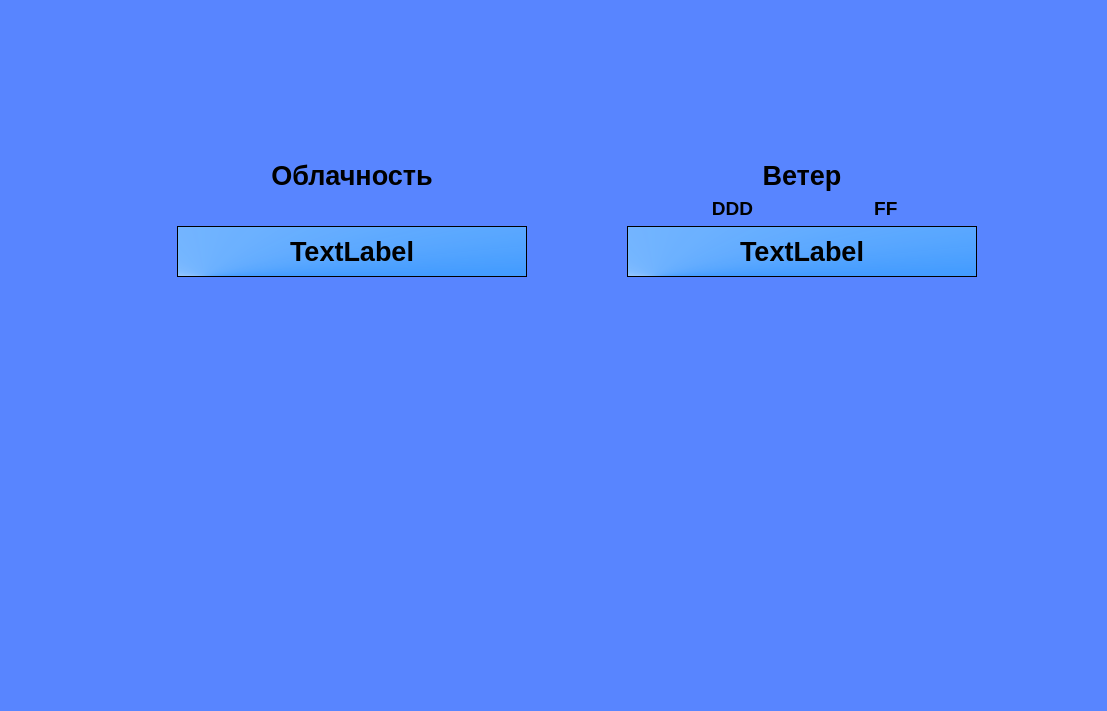
Before: the Qt Designer form Weather_design.ui in meteoaza/maint, drawn with Qt 5.
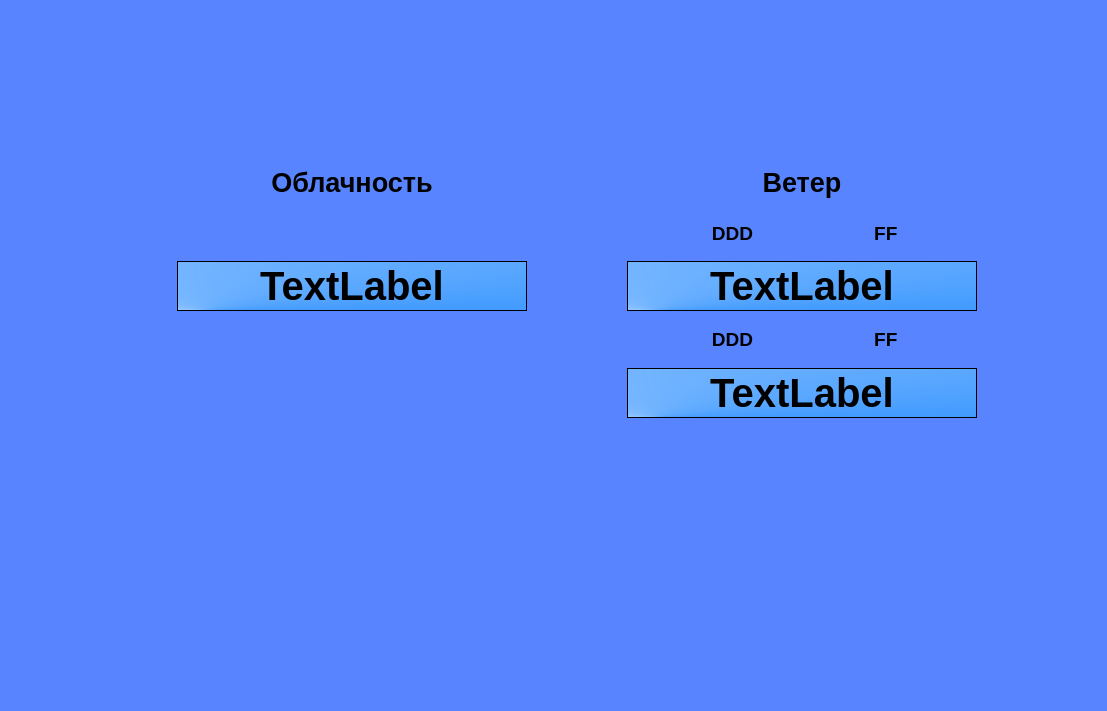
After: the same form once the commit is applied.

What changed in the file:
```diff
--- a/Weather_design.ui
+++ b/Weather_design.ui
@@ -29,10 +29,54 @@
       <x>170</x>
       <y>160</y>
       <width>814</width>
-      <height>117</height>
+      <height>258</height>
      </rect>
     </property>
     <layout class="QGridLayout" name="gridLayout">
+     <item row="4" column="2" alignment="Qt::AlignHCenter">
+      <widget class="QLabel" name="wt2">
+       <property name="enabled">
+        <bool>true</bool>
+       </property>
+       <property name="sizePolicy">
+        <sizepolicy hsizetype="MinimumExpanding" vsizetype="Fixed">
+         <horstretch>0</horstretch>
+         <verstretch>0</verstretch>
+        </sizepolicy>
+       </property>
+       <property name="minimumSize">
+        <size>
+         <width>350</width>
+         <height>50</height>
+        </size>
+       </property>
+       <property name="maximumSize">
+        <size>
+         <width>450</width>
+         <height>70</height>
+        </size>
+       </property>
+       <property name="font">
+        <font>
+         <pointsize>30</pointsize>
+         <weight>75</weight>
+         <bold>true</bold>
+        </font>
+       </property>
+       <property name="styleSheet">
+        <string notr="true">background-color: qconicalgradient(cx:0.079, cy:1, angle:0, stop:0 rgba(54, 164, 255, 174), stop:1 rgba(255, 255, 255, 255));</string>
+       </property>
+       <property name="frameShape">
+        <enum>QFrame::StyledPanel</enum>
+       </property>
+       <property name="text">
+        <string>TextLabel</string>
+       </property>
+       <property name="alignment">
+        <set>Qt::AlignCenter</set>
+       </property>
+      </widget>
+     </item>
      <item row="2" column="1">
       <spacer name="horizontalSpacer">
        <property name="orientation">
@@ -49,10 +93,27 @@
        </property>
       </spacer>
      </item>
+     <item row="3" column="2">
+      <widget class="QLabel" name="label_3">
+       <property name="font">
+        <font>
+         <pointsize>14</pointsize>
+         <weight>75</weight>
+         <bold>true</bold>
+        </font>
+       </property>
+       <property name="text">
+        <string> DDD                       FF</string>
+       </property>
+       <property name="alignment">
+        <set>Qt::AlignCenter</set>
+       </property>
+      </widget>
+     </item>
      <item row="2" column="0" alignment="Qt::AlignHCenter">
       <widget class="QLabel" name="cl1">
        <property name="sizePolicy">
-        <sizepolicy hsizetype="MinimumExpanding" vsizetype="MinimumExpanding">
+        <sizepolicy hsizetype="Maximum" vsizetype="Fixed">
          <horstretch>0</horstretch>
          <verstretch>0</verstretch>
         </sizepolicy>
@@ -65,42 +126,7 @@
        </property>
        <property name="font">
         <font>
-         <pointsize>20</pointsize>
-         <weight>75</weight>
-         <bold>true</bold>
-        </font>
-       </property>
-       <property name="styleSheet">
-        <string notr="true">background-color: qconicalgradient(cx:0.079, cy:1, angle:0, stop:0 rgba(54, 164, 255, 174), stop:1 rgba(255, 255, 255, 255));</string>
-       </property>
-       <property name="frameShape">
-        <enum>QFrame::StyledPanel</enum>
-       </property>
-       <property name="text">
-        <string>TextLabel</string>
-       </property>
-       <property name="alignment">
-        <set>Qt::AlignCenter</set>
-       </property>
-      </widget>
-     </item>
-     <item row="2" column="2" alignment="Qt::AlignHCenter">
-      <widget class="QLabel" name="wt1">
-       <property name="sizePolicy">
-        <sizepolicy hsizetype="MinimumExpanding" vsizetype="MinimumExpanding">
-         <horstretch>0</horstretch>
-         <verstretch>0</verstretch>
-        </sizepolicy>
-       </property>
-       <property name="minimumSize">
-        <size>
-         <width>350</width>
-         <height>50</height>
-        </size>
-       </property>
-       <property name="font">
-        <font>
-         <pointsize>20</pointsize>
+         <pointsize>30</pointsize>
          <weight>75</weight>
          <bold>true</bold>
         </font>
@@ -165,6 +191,47 @@
        </property>
       </widget>
      </item>
+     <item row="2" column="2" alignment="Qt::AlignHCenter">
+      <widget class="QLabel" name="wt1">
+       <property name="sizePolicy">
+        <sizepolicy hsizetype="Maximum" vsizetype="Fixed">
+         <horstretch>0</horstretch>
+         <verstretch>0</verstretch>
+        </sizepolicy>
+       </property>
+       <property name="minimumSize">
+        <size>
+         <width>350</width>
+         <height>50</height>
+        </size>
+       </property>
+       <property name="maximumSize">
+        <size>
+         <width>450</width>
+         <height>70</height>
+        </size>
+       </property>
+       <property name="font">
+        <font>
+         <pointsize>30</pointsize>
+         <weight>75</weight>
+         <bold>true</bold>
+        </font>
+       </property>
+       <property name="styleSheet">
+        <string notr="true">background-color: qconicalgradient(cx:0.079, cy:1, angle:0, stop:0 rgba(54, 164, 255, 174), stop:1 rgba(255, 255, 255, 255));</string>
+       </property>
+       <property name="frameShape">
+        <enum>QFrame::StyledPanel</enum>
+       </property>
+       <property name="text">
+        <string>TextLabel</string>
+       </property>
+       <property name="alignment">
+        <set>Qt::AlignCenter</set>
+       </property>
+      </widget>
+     </item>
      <item row="1" column="2">
       <widget class="QLabel" name="label">
        <property name="font">
```
